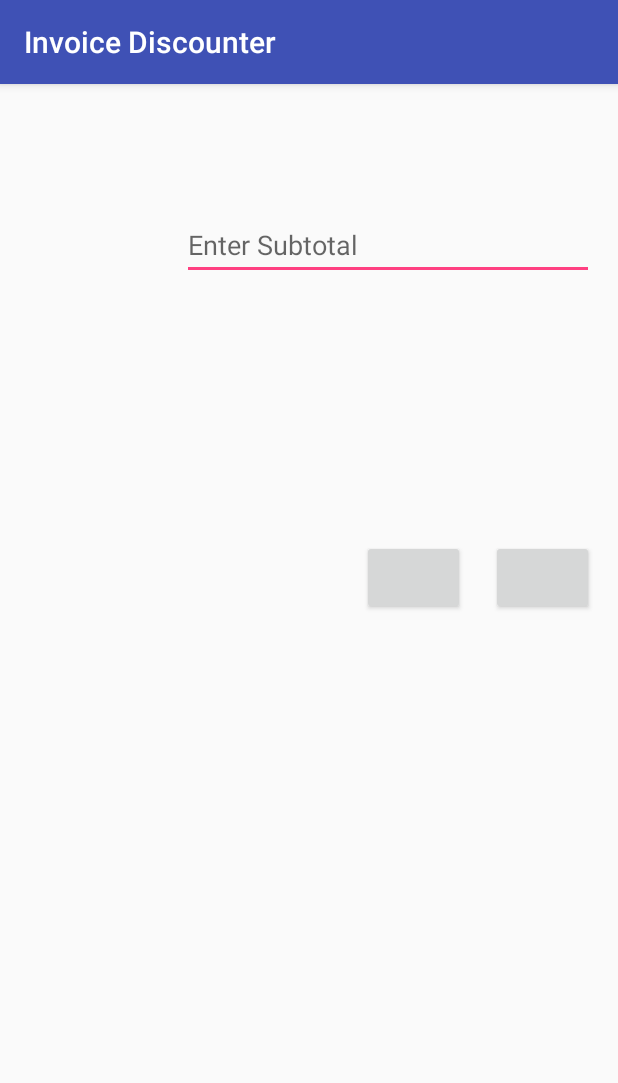
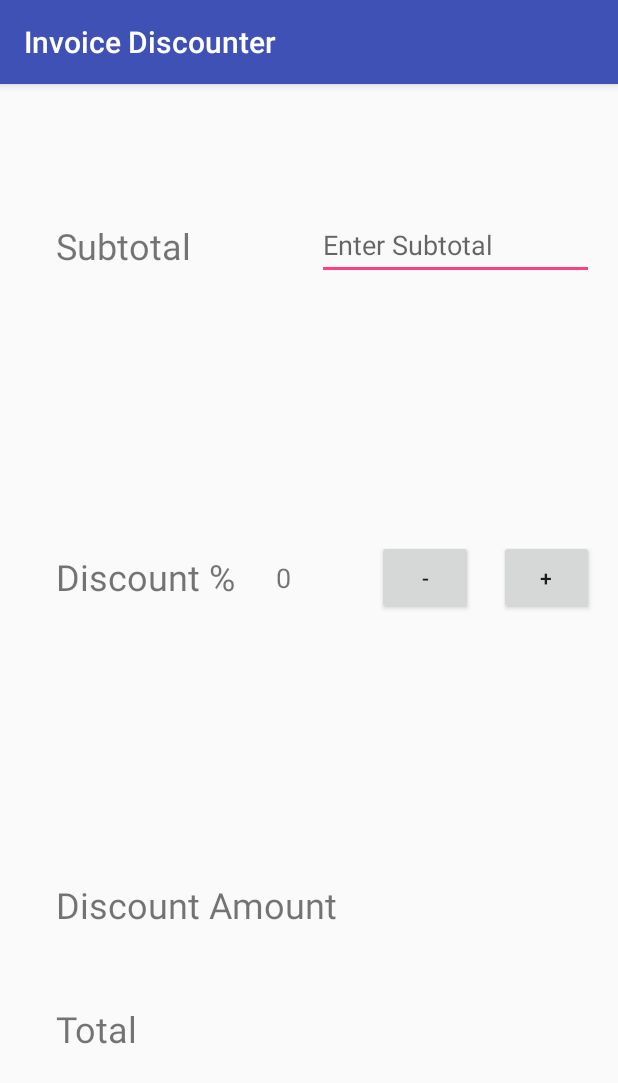
Before and after one commit to RobSeabright/InvoiceDiscounter, an Android app: the screen it shows after launch (MainActivity), on a phone screen of 412 x 824 dp. Shown: the top 1083 px of the screen. Run offline under Robolectric (Android 15) with nearby library versions, the phone set to English and light mode, and no system bars.

Commit message:
Completed Java Code

```diff
--- a/app/src/main/java/com/example/rob/invoicediscounter/MainActivity.java
+++ b/app/src/main/java/com/example/rob/invoicediscounter/MainActivity.java
@@ -9,18 +9,22 @@ import android.widget.TextView;
 
 public class MainActivity extends AppCompatActivity {
 
-    private int discountPercent = 0;
-    private double discountAmount = 0;
+
+    private EditText subtotalView;
+    private TextView percentAmountView;
+    private TextView discountAmountView;
+    private TextView totalView;
+    private double discountPercent = 0.00;
 
     @Override
     protected void onCreate(Bundle savedInstanceState) {
         super.onCreate(savedInstanceState);
         setContentView(R.layout.activity_main);
 
-        final EditText subtotal = findViewById(R.id.subtotal);
-        final TextView percentAmt = findViewById(R.id.percentAmt);
-        final TextView discountAmt = findViewById(R.id.discountAmt);
-        final TextView total = findViewById(R.id.total);
+        subtotalView = findViewById(R.id.subtotal);
+        percentAmountView = findViewById(R.id.percentAmt);
+        discountAmountView = findViewById(R.id.discountAmt);
+        totalView = findViewById(R.id.total);
         Button plusButton = findViewById(R.id.plusButton);
         Button minusButton = findViewById(R.id.minusButtion);
 
@@ -30,10 +34,7 @@ public class MainActivity extends AppCompatActivity {
                 if (discountPercent < 100) {
                     discountPercent++;
 
-                    percentAmt.setText(discountPercent);
-                    discountAmount = Integer.parseInt(subtotal.getText().toString()) * (discountPercent / 100);
-                    discountAmt.setText(String.valueOf(discountAmount));
-                    total.setText(String.valueOf(Integer.parseInt(subtotal.getText().toString()) - discountAmount));
+                    performMaths();
                 }
             }
         });
@@ -44,14 +45,21 @@ public class MainActivity extends AppCompatActivity {
                 if (discountPercent > 0) {
                     discountPercent--;
 
-                    //TODO Can I put this code into a function so it's not repeated?
-                    percentAmt.setText(discountPercent);
-                    discountAmount = Integer.parseInt(subtotal.getText().toString()) * (discountPercent / 100);
-                    discountAmt.setText(String.valueOf(discountAmount));
-                    total.setText(String.valueOf(Integer.parseInt(subtotal.getText().toString()) - discountAmount));
+                    performMaths();
                 }
             }
         });
+    }
 
+    private void performMaths() {
+        percentAmountView.setText(String.valueOf(discountPercent));
+
+        String discountAmountText = subtotalView.getText().toString();
+
+        double discountAmount = Double.parseDouble(discountAmountText);
+        discountAmount *= (discountPercent / 100);
+        discountAmountView.setText(String.valueOf(Math.round(discountAmount * 100.0) / 100.0));
+        totalView.setText(String.valueOf(Double.parseDouble(subtotalView.getText().toString()) - discountAmount));
     }
+
 }
--- a/app/src/main/res/layout/activity_main.xml
+++ b/app/src/main/res/layout/activity_main.xml
@@ -26,19 +26,21 @@
         android:id="@+id/totalText"
         android:layout_width="70dp"
         android:layout_height="27dp"
-        android:layout_marginLeft="37dp"
         android:layout_marginBottom="127dp"
         android:layout_marginStart="37dp"
+        android:text="@string/totalText"
         android:textSize="24sp"
         app:layout_constraintBottom_toBottomOf="parent"
         app:layout_constraintStart_toStartOf="parent"
-        tools:text="@string/totalText" />
+        tools:text="@string/totalText"
+        android:layout_marginLeft="37dp" />
 
     <TextView
         android:id="@+id/discountAmtText"
         android:layout_width="wrap_content"
         android:layout_height="33dp"
         android:layout_marginBottom="49dp"
+        android:text="@string/discountAmtText"
         android:textSize="24sp"
         app:layout_constraintBottom_toTopOf="@+id/totalText"
         app:layout_constraintStart_toStartOf="@+id/totalText"
@@ -48,6 +50,7 @@
         android:id="@+id/discountPercentText"
         android:layout_width="128dp"
         android:layout_height="33dp"
+        android:text="@string/discountPercentText"
         android:textSize="24sp"
         app:layout_constraintBottom_toBottomOf="@+id/percentAmt"
         app:layout_constraintStart_toStartOf="@+id/discountAmtText"
@@ -59,41 +62,45 @@
         android:layout_width="wrap_content"
         android:layout_height="wrap_content"
         android:layout_marginEnd="84dp"
-        android:layout_marginRight="84dp"
         android:layout_marginStart="37dp"
-        android:layout_marginLeft="37dp"
         android:layout_marginTop="91dp"
         android:clickable="false"
+        android:text="@string/subtotalText"
         android:textSize="24sp"
         app:layout_constraintEnd_toStartOf="@+id/subtotal"
         app:layout_constraintStart_toStartOf="parent"
         app:layout_constraintTop_toTopOf="parent"
-        tools:text="@string/subtotalText" />
+        tools:text="@string/subtotalText"
+        android:layout_marginRight="84dp"
+        android:layout_marginLeft="37dp" />
 
     <TextView
         android:id="@+id/percentAmt"
         android:layout_width="wrap_content"
         android:layout_height="wrap_content"
         android:layout_marginEnd="57dp"
-        android:layout_marginRight="57dp"
         android:layout_marginStart="184dp"
-        android:layout_marginLeft="184dp"
+        android:text="@string/percentAmount"
         android:textSize="18sp"
         app:layout_constraintBottom_toBottomOf="@+id/minusButtion"
         app:layout_constraintEnd_toStartOf="@+id/minusButtion"
         app:layout_constraintStart_toStartOf="parent"
         app:layout_constraintTop_toTopOf="@+id/minusButtion"
-        tools:text="@string/percentAmount" />
+        tools:text="@string/percentAmount"
+        android:layout_marginRight="57dp"
+        android:layout_marginLeft="184dp" />
 
     <TextView
         android:id="@+id/discountAmt"
-        android:layout_width="wrap_content"
+        android:layout_width="0dp"
         android:layout_height="wrap_content"
         android:layout_marginEnd="22dp"
-        android:layout_marginRight="22dp"
-        android:textSize="18sp"
+        android:layout_marginStart="8dp"
+        android:text="@string/discountAmt"
+        android:textSize="24sp"
         app:layout_constraintBottom_toBottomOf="@+id/discountAmtText"
         app:layout_constraintEnd_toEndOf="@+id/minusButtion"
+        app:layout_constraintStart_toEndOf="@+id/discountAmtText"
         app:layout_constraintTop_toTopOf="@+id/discountAmtText"
         app:layout_constraintVertical_bias="0.0"
         tools:text="@string/discountAmt" />
@@ -104,35 +111,50 @@
         android:layout_height="50dp"
         android:layout_marginBottom="50dp"
         android:layout_marginEnd="16dp"
-        android:layout_marginRight="16dp"
         android:layout_marginTop="46dp"
+        android:text="@string/plusButtonText"
         app:layout_constraintBottom_toTopOf="@+id/discountAmt"
         app:layout_constraintEnd_toEndOf="parent"
         app:layout_constraintStart_toEndOf="@+id/minusButtion"
         app:layout_constraintTop_toBottomOf="@+id/subtotal"
-        tools:text="@string/plusButtonText" />
+        tools:text="@string/plusButtonText"
+        android:layout_marginRight="16dp" />
 
     <Button
         android:id="@+id/minusButtion"
         android:layout_width="0dp"
         android:layout_height="50dp"
         android:layout_marginEnd="17dp"
-        android:layout_marginRight="17dp"
+        android:text="@string/minusButtonText"
         app:layout_constraintBottom_toBottomOf="@+id/plusButton"
         app:layout_constraintEnd_toStartOf="@+id/plusButton"
         app:layout_constraintStart_toEndOf="@+id/percentAmt"
         app:layout_constraintTop_toTopOf="@+id/plusButton"
-        tools:text="@string/minusButtonText" />
+        tools:text="@string/minusButtonText"
+        android:layout_marginRight="17dp" />
 
     <TextView
         android:id="@+id/total"
-        android:layout_width="wrap_content"
+        android:layout_width="0dp"
         android:layout_height="wrap_content"
-        android:textSize="18sp"
+        android:layout_marginEnd="8dp"
+        android:text="@string/total"
+        android:textSize="24sp"
         app:layout_constraintBottom_toBottomOf="@+id/totalText"
+        app:layout_constraintEnd_toEndOf="parent"
         app:layout_constraintStart_toStartOf="@+id/discountAmt"
         app:layout_constraintTop_toTopOf="@+id/totalText"
         app:layout_constraintVertical_bias="0.0"
         tools:text="@string/total" />
 
+    <TextView
+        android:id="@+id/textView"
+        android:layout_width="wrap_content"
+        android:layout_height="wrap_content"
+        android:layout_marginEnd="130dp"
+        android:text="@string/subtotal"
+        app:layout_constraintEnd_toEndOf="parent"
+        tools:layout_editor_absoluteY="371dp"
+        tools:text="@string/subtotal" />
+
 </android.support.constraint.ConstraintLayout>
```
